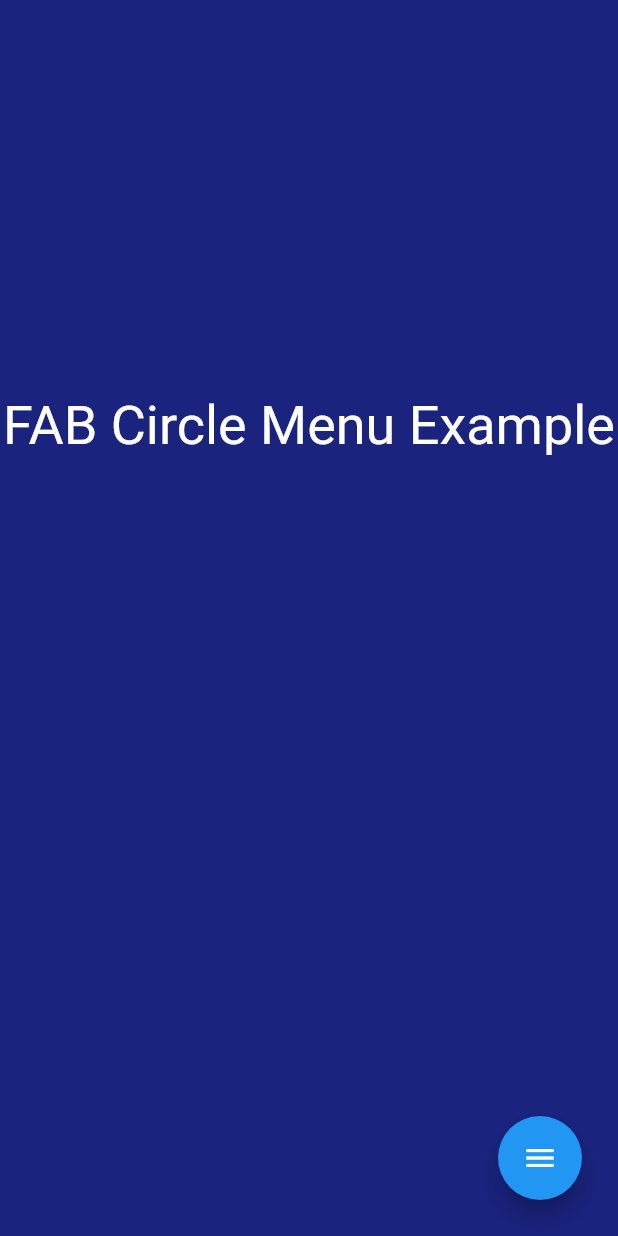
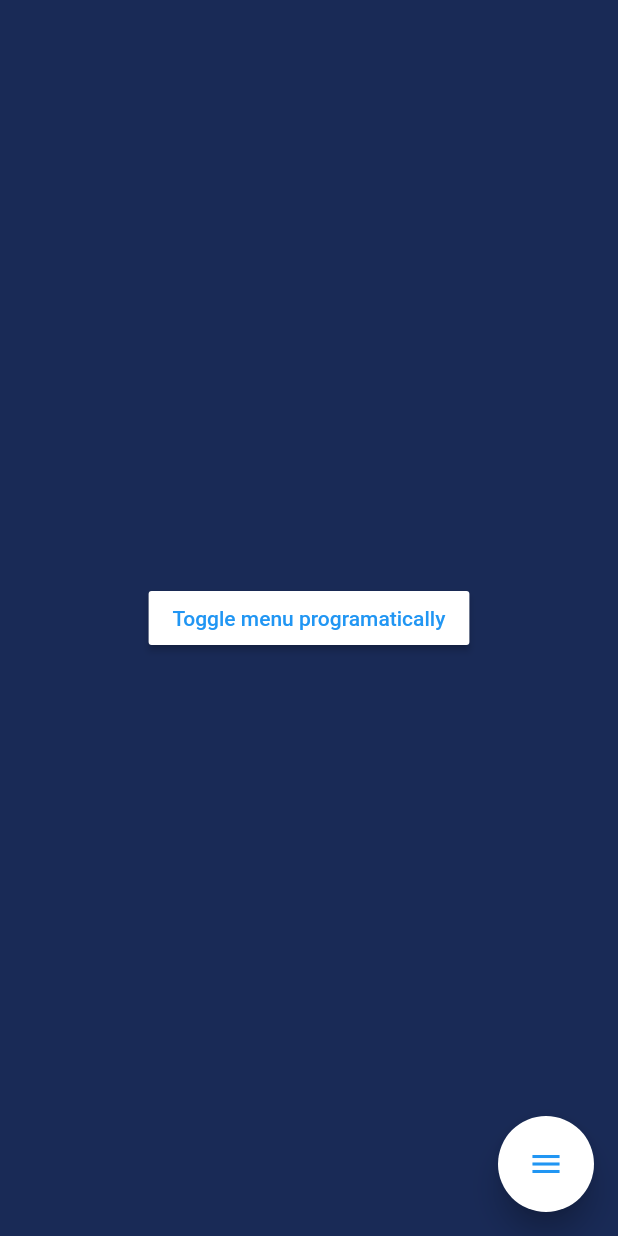
Before and after one commit to marianocordoba/fab-circular-menu, a Flutter app: the screen it shows after launch, on a phone screen of 412 x 824 dp. Run offline on Flutter 3.47's test engine with Material 2 defaults, Android fonts, the phone set to English and light mode, and no system bars; statements that could not run were skipped.

Commit message:
Version 1.0.0

```diff
--- a/example/lib/main.dart
+++ b/example/lib/main.dart
@@ -1,48 +1,111 @@
 import 'package:flutter/material.dart';
-import 'package:flutter/rendering.dart';
 import 'package:fab_circular_menu/fab_circular_menu.dart';
 
 void main () {
-//  debugPaintPointersEnabled = true;
   runApp(MyApp());
 }
 
 class MyApp extends StatelessWidget {
 
+  final GlobalKey<FabCircularMenuState> fabKey = GlobalKey();
+
   @override
   Widget build(BuildContext context) {
-    final controller = FabCircularMenuController();
+    final primaryColor = Theme.of(context).primaryColor;
 
     return MaterialApp(
       debugShowCheckedModeBanner: false,
       home: Scaffold(
-        body: FabCircularMenu(
-          child: Container(
-            color: Colors.indigo[900],
-            child: Center(
-                child: Padding(
-                  padding: const EdgeInsets.only(bottom: 256.0),
-                  child: Text(
-                      'FAB Circle Menu Example',
-                      textAlign: TextAlign.center,
-                      style: TextStyle(color: Colors.white, fontSize: 36.0)
-                  ),
-                )
+        body: Container(
+          color: const Color(0xFF192A56),
+          child: Center(
+            child: RaisedButton(
+              onPressed: () {
+                // The menu can be handled programatically using a key
+                if (fabKey.currentState.isOpen) {
+                  fabKey.currentState.close();
+                } else {
+                  fabKey.currentState.open();
+                }
+              },
+              color: Colors.white,
+              child: Text('Toggle menu programatically', style: TextStyle(color: primaryColor)),
             ),
           ),
-          ringColor: Colors.white30,
-          controller: controller,
-          options: <Widget>[
-            IconButton(icon: Icon(Icons.widgets), onPressed: () {
-              controller.isOpen = false;
-            }, iconSize: 48.0, color: Colors.white),
-            IconButton(icon: Icon(Icons.widgets), onPressed: () {}, iconSize: 48.0, color: Colors.white),
-            IconButton(icon: Icon(Icons.widgets), onPressed: () {}, iconSize: 48.0, color: Colors.white),
-            IconButton(icon: Icon(Icons.widgets), onPressed: () {}, iconSize: 48.0, color: Colors.white),
-          ],
+        ),
+        floatingActionButton: Builder(
+          builder: (context) => FabCircularMenu(
+            key: fabKey,
+            // Cannot be `Alignment.center`
+            alignment: Alignment.bottomRight,
+            ringColor: Colors.white.withAlpha(25),
+            ringDiameter: 500.0,
+            ringWidth: 150.0,
+            fabSize: 64.0,
+            fabElevation: 8.0,
+
+            // Also can use specific color based on wether
+            // the menu is open or not:
+            // fabOpenColor: Colors.white
+            // fabCloseColor: Colors.white
+            // These properties take precedence over fabColor
+            fabColor: Colors.white,
+            fabOpenIcon: Icon(Icons.menu, color: primaryColor),
+            fabCloseIcon: Icon(Icons.close, color: primaryColor),
+            fabMargin: const EdgeInsets.all(16.0),
+            animationDuration: const Duration(milliseconds: 800),
+            animationCurve: Curves.easeInOutCirc,
+            onDisplayChange: (isOpen) {
+              _showSnackBar(context, "The menu is ${isOpen ? "open" : "closed"}");
+            },
+            children: <Widget>[
+              RawMaterialButton(
+                onPressed: () {
+                  _showSnackBar(context, "You pressed 1");
+                },
+                shape: CircleBorder(),
+                padding: const EdgeInsets.all(24.0),
+                child: Icon(Icons.looks_one, color: Colors.white),
+              ),
+              RawMaterialButton(
+                onPressed: () {
+                  _showSnackBar(context, "You pressed 2");
+                },
+                shape: CircleBorder(),
+                padding: const EdgeInsets.all(24.0),
+                child: Icon(Icons.looks_two, color: Colors.white),
+              ),
+              RawMaterialButton(
+                onPressed: () {
+                  _showSnackBar(context, "You pressed 3");
+                },
+                shape: CircleBorder(),
+                padding: const EdgeInsets.all(24.0),
+                child: Icon(Icons.looks_3, color: Colors.white),
+              ),
+              RawMaterialButton(
+                onPressed: () {
+                  _showSnackBar(context, "You pressed 4. This one closes the menu on tap");
+                  fabKey.currentState.close();
+                },
+                shape: CircleBorder(),
+                padding: const EdgeInsets.all(24.0),
+                child: Icon(Icons.looks_4, color: Colors.white),
+              )
+            ],
+          ),
         ),
       ),
     );
   }
 
+  void _showSnackBar (BuildContext context, String message) {
+    Scaffold.of(context).showSnackBar(
+        SnackBar(
+          content: Text(message),
+          duration: const Duration(milliseconds: 1000),
+        )
+    );
+  }
+
 }
--- a/lib/fab_circular_menu.dart
+++ b/lib/fab_circular_menu.dart
@@ -1,267 +1,306 @@
-library fab_circular_menu;
+import 'dart:math';
+import 'package:flutter/foundation.dart';
+import 'package:flutter/material.dart';
+import 'package:vector_math/vector_math.dart' as vector;
 
-import 'package:flutter/material.dart';
-import 'dart:math' as math;
-import 'package:vector_math/vector_math.dart' as vector;
+typedef DisplayChange = void Function (bool isOpen);
 
 class FabCircularMenu extends StatefulWidget {
 
-  final Widget child;
-  final List<Widget> options;
+  final List<Widget> children;
+  final Alignment alignment;
   final Color ringColor;
   final double ringDiameter;
   final double ringWidth;
-  final EdgeInsets fabMargin;
+  final double fabSize;
+  final double fabElevation;
   final Color fabColor;
   final Color fabOpenColor;
   final Color fabCloseColor;
   final Icon fabOpenIcon;
   final Icon fabCloseIcon;
+  final EdgeInsets fabMargin;
   final Duration animationDuration;
-  final Function onDisplayChange;
-  final FabCircularMenuController controller;
-
-  static _defaultVoidFunc([isOpen]) {}
+  final Curve animationCurve;
+  final DisplayChange onDisplayChange;
 
   FabCircularMenu({
-    @required this.options,
-    this.ringColor = Colors.white,
+    Key key,
+    this.alignment = Alignment.bottomRight,
+    this.ringColor,
     this.ringDiameter,
     this.ringWidth,
-    this.fabMargin = const EdgeInsets.all(24.0),
+    this.fabSize = 64.0,
+    this.fabElevation = 8.0,
     this.fabColor,
     this.fabOpenColor,
     this.fabCloseColor,
     this.fabOpenIcon = const Icon(Icons.menu),
     this.fabCloseIcon = const Icon(Icons.close),
+    this.fabMargin = const EdgeInsets.all(16.0),
     this.animationDuration = const Duration(milliseconds: 800),
-    this.onDisplayChange = _defaultVoidFunc,
-    this.controller,
-    @required this.child,
-  }) : assert(child != null),
-       assert(options != null && options.length > 0);
+    this.animationCurve = Curves.easeInOutCirc,
+    this.onDisplayChange,
+    @required this.children
+  }) :  assert(alignment != Alignment.center),
+        assert(children != null),
+        assert(children.length >= 2),
+        super(key: key);
 
   @override
-  _FabCircularMenuState createState() => _FabCircularMenuState();
-
+  FabCircularMenuState createState() => FabCircularMenuState();
 }
 
-class _FabCircularMenuState extends State<FabCircularMenu>
+class FabCircularMenuState extends State<FabCircularMenu>
     with SingleTickerProviderStateMixin {
 
-  double ringDiameter;
-  double ringWidth;
-  Color fabColor;
-  Color fabOpenColor;
-  Color fabCloseColor;
+  double _screenWidth;
+  double _screenHeight;
+  double _marginH;
+  double _marginV;
+  double _directionX;
+  double _directionY;
+  double _translationX;
+  double _translationY;
 
-  bool animating = false;
-  bool open = false;
-  AnimationController animationController;
-  Animation<double> scaleAnimation;
-  Animation scaleCurve;
-  Animation<double> rotateAnimation;
-  Animation rotateCurve;
-  FabCircularMenuController controller;
+  Color _ringColor;
+  double _ringDiameter;
+  double _ringWidth;
+  Color _fabColor;
+  Color _fabOpenColor;
+  Color _fabCloseColor;
+
+  AnimationController _animationController;
+  Animation<double> _scaleAnimation;
+  Animation _scaleCurve;
+  Animation<double> _rotateAnimation;
+  Animation _rotateCurve;
+  Animation<Color> _colorAnimation;
+  Animation _colorCurve;
+
+  bool _isOpen = false;
+  bool _isAnimating = false;
 
   @override
   void initState() {
     super.initState();
 
-    controller = widget.controller ?? FabCircularMenuController();
-    controller.addListener(() {
-      if (controller.isOpen) {
-        _open();
-      } else {
-        _close();
-      }
-    });
-
-    animationController = AnimationController(
+    _animationController = AnimationController(
         duration: widget.animationDuration,
         vsync: this
     );
 
-    scaleCurve = CurvedAnimation(
-      parent: animationController, curve: Interval(0.0, 0.4, curve: Curves.easeInOutCirc)
+    _scaleCurve = CurvedAnimation(
+        parent: _animationController,
+        curve: Interval(0.0, 0.4, curve: widget.animationCurve)
     );
-    scaleAnimation = Tween<double>(begin: 0.0, end: 1.0)
-      .animate(scaleCurve)
+    _scaleAnimation = Tween<double>(begin: 0.0, end: 1.0)
+      .animate(_scaleCurve)
       ..addListener(() {
         setState(() {});
       });
 
-    rotateCurve = CurvedAnimation(
-      parent: animationController, curve: Interval(0.4, 1.0, curve: Curves.easeInOutCirc)
+    _rotateCurve = CurvedAnimation(
+        parent: _animationController,
+        curve: Interval(0.4, 1.0, curve: widget.animationCurve)
     );
-    rotateAnimation = Tween<double>(begin: 1.0, end: 90.0)
-      .animate(rotateCurve)
+    _rotateAnimation = Tween<double>(begin: 0.5, end: 1.0)
+      .animate(_rotateCurve)
       ..addListener(() {
         setState(() {});
       });
   }
 
   @override
-  void didChangeDependencies() {
-    super.didChangeDependencies();
-
-    ringDiameter = widget.ringDiameter ?? MediaQuery.of(context).size.width * 1.2;
-    ringWidth = widget.ringWidth ?? ringDiameter / 3;
-    fabColor = widget.fabColor ?? Theme.of(context).primaryColor;
-    fabOpenColor = widget.fabOpenColor ?? fabColor ?? Theme.of(context).primaryColor;
-    fabCloseColor = widget.fabCloseColor ?? fabColor ?? Theme.of(context).primaryColor;
-  }
-
-  @override
   void dispose() {
-    animationController?.dispose();
-
+    _animationController.dispose();
     super.dispose();
   }
 
   @override
+  void didChangeDependencies() {
+    super.didChangeDependencies();
+    _calculateProps();
+  }
+
+  @override
   Widget build(BuildContext context) {
-    final double bottom = -(scaleAnimation.value * ringDiameter / 2 - 40.0 - (widget.fabMargin.bottom / 2));
-    final double right = -(scaleAnimation.value * ringDiameter / 2 - 40.0 - (widget.fabMargin.right / 2));
+    // This makes the widget able to correctly redraw on
+    // hot reload while keeping performance in production
+    if (!kReleaseMode) {
+      _calculateProps();
+    }
 
-    return Stack(
-      alignment: Alignment.bottomRight,
+    return Container(
+      margin: widget.fabMargin,
+      // Removes the default FAB margin
+      transform: Matrix4.translationValues(16.0, 16.0, 0.0),
+      child: Stack(
+        alignment: widget.alignment,
         children: <Widget>[
-        widget.child,
-
           // Ring
-        Positioned(
-          bottom: bottom,
-          right: right,
+          Transform(
+            transform: Matrix4
+                .translationValues(_translationX, _translationY, 0.0)
+              ..scale(_scaleAnimation.value),
+            alignment: FractionalOffset.center,
+            child: OverflowBox(
+              maxWidth: _ringDiameter,
+              maxHeight: _ringDiameter,
               child: Container(
-            width: scaleAnimation.value * ringDiameter,
-            height: scaleAnimation.value * ringDiameter,
+                width: _ringDiameter,
+                height: _ringDiameter,
                 child: CustomPaint(
-              foregroundPainter: _RingPainter(
-                ringColor: widget.ringColor,
-                ringWidth: scaleAnimation.value * ringWidth
+                  painter: _RingPainter(
+                      width: _ringWidth,
+                      color: _ringColor
+                  ),
+                  child: _scaleAnimation.value == 1.0 ? Transform.rotate(
+                    angle: (2 * pi) * _rotateAnimation.value * _directionX * _directionY,
+                    child: Container(
+                      child: Stack(
+                        alignment: Alignment.center,
+                        children: widget.children.asMap().map((index, child) =>
+                            MapEntry(index, _applyTransformations(child, index))
+                        ).values.toList(),
+                      ),
+                    ),
+                  ) : Container(),
                 ),
               ),
             ),
           ),
 
-        // Options
-        Positioned(
-          bottom: bottom - (ringWidth * 0.5),
-          right: right - (ringWidth * 0.5),
-            child: Material(
-              child: Container(
-                width: scaleAnimation.value * ringDiameter + ringWidth,
-                height: scaleAnimation.value * ringDiameter + ringWidth,
-                child: Transform.rotate(
-                  angle: -(math.pi / rotateAnimation.value),
-                  child: Stack(
-                    alignment: Alignment.center,
-                    children: _applyTranslations(widget.options)
+          // FAB
+          Container(
+            width: widget.fabSize,
+            height: widget.fabSize,
+            child: RawMaterialButton(
+              fillColor: _colorAnimation.value,
+              shape: CircleBorder(),
+              elevation: widget.fabElevation,
+              onPressed: () {
+                if (_isAnimating) return;
+
+                if (_isOpen) {
+                  close();
+                } else {
+                  open();
+                }
+              },
+              child: Center(
+                  child: _scaleAnimation.value == 1.0 ? widget.fabCloseIcon : widget.fabOpenIcon
               ),
             ),
           ),
-              color: Colors.transparent,
-            ),
-        ),
-
-        // FAB
-        Padding(
-          padding: widget.fabMargin,
-          child: FloatingActionButton(
-            child: open ? widget.fabCloseIcon : widget.fabOpenIcon,
-            backgroundColor: open ? fabOpenColor : fabCloseColor,
-            onPressed: () {
-              if (!animating && !open) {
-                _open();
-              } else if (!animating) {
-                _close();
-              }
-            }
-          ),
-        )
         ],
-    );
-  }
-
-  List<Widget> _applyTranslations(List<Widget> options) {
-    return options.asMap().map((index, option) {
-      final double angle = options.length == 1 ? 45.0 : 90.0 / (options.length * 2 - 2) * (index * 2);
-      return MapEntry(index, _applyTranslation(angle, option));
-    }).values.toList();
-  }
-
-  Widget _applyTranslation(double angle, Widget option) {
-    final double rad = vector.radians(angle);
-    return Transform(
-      transform: Matrix4.identity()
-        ..translate(
-            -(ringDiameter / 2) * math.cos(rad),
-            -(ringDiameter / 2) * math.sin(rad)
-        ),
-      child: Transform(
-        child: option,
-        transform: Matrix4.rotationZ(math.pi / rotateAnimation.value),
-        alignment: FractionalOffset.center,
       ),
     );
   }
 
-  void _open () {
-    animating = true;
-    animationController.forward().then((_) {
-      open = true;
-      animating = false;
-      widget.onDisplayChange({ 'isOpen': open });
+  Widget _applyTransformations (Widget child, int index) {
+    double angleFix = 0.0;
+    if (widget.alignment.x == 0) {
+      angleFix = 45.0 * _directionY.abs();
+    } else if (widget.alignment.y == 0) {
+      angleFix = -45.0 * _directionX.abs();
+    }
+
+    final angle = vector.radians(90.0 / (widget.children.length - 1) * index + angleFix);
+
+    return Transform(
+        transform: Matrix4
+            .translationValues(
+            (-(_ringDiameter / 2) * cos(angle) + (_ringWidth / 2 * cos(angle))) * _directionX,
+            (-(_ringDiameter / 2) * sin(angle) + (_ringWidth / 2 * sin(angle))) * _directionY,
+            0.0
+        ),
+        alignment: FractionalOffset.center,
+        child: Material(
+          color: Colors.transparent,
+          child: child,
+        )
+    );
+  }
+
+  void _calculateProps () {
+    _ringColor = widget.ringColor ?? Theme.of(context).accentColor;
+    _fabColor = widget.fabColor ?? Theme.of(context).primaryColor;
+    _fabOpenColor = widget.fabOpenColor ?? _fabColor;
+    _fabCloseColor = widget.fabCloseColor ?? _fabColor;
+    _screenWidth = MediaQuery.of(context).size.width;
+    _screenHeight = MediaQuery.of(context).size.height;
+    _ringDiameter = widget.ringDiameter ?? min(_screenWidth, _screenHeight) * 1.25;
+    _ringWidth = widget.ringWidth ?? _ringDiameter * 0.3;
+    _marginH = (widget.fabMargin.right + widget.fabMargin.left) / 2;
+    _marginV = (widget.fabMargin.top + widget.fabMargin.bottom) / 2;
+    _directionX = widget.alignment.x == 0 ? 1 : widget.alignment.x;
+    _directionY = widget.alignment.y == 0 ? 1 : widget.alignment.y;
+    _translationX = ((_screenWidth - widget.fabSize) / 2 - _marginH) * widget.alignment.x;
+    _translationY = ((_screenHeight - widget.fabSize) / 2 - _marginV) * widget.alignment.y;
+
+    if (_colorAnimation == null || !kReleaseMode) {
+      _colorCurve = CurvedAnimation(
+          parent: _animationController,
+          curve: Interval(0.0, 0.4, curve: widget.animationCurve)
+      );
+      _colorAnimation = ColorTween(begin: _fabCloseColor, end: _fabOpenColor)
+          .animate(_colorCurve)
+        ..addListener(() {
+          setState(() {});
+        });
+    }
+  }
+
+  void open () {
+    _isAnimating = true;
+    _animationController.forward().then((_) {
+      _isAnimating = false;
+      _isOpen = true;
+      if (widget.onDisplayChange != null) {
+        widget.onDisplayChange(true);
+      }
     });
   }
 
-  void _close () {
-    animating = true;
-    animationController.reverse().then((_) {
-      open = false;
-      animating = false;
-      widget.onDisplayChange({ 'isOpen': open });
+  void close () {
+    _isAnimating = true;
+    _animationController.reverse().then((_) {
+      _isAnimating = false;
+      _isOpen = false;
+      if (widget.onDisplayChange != null) {
+        widget.onDisplayChange(false);
+      }
     });
   }
 
-}
-
-class FabCircularMenuController extends ValueNotifier<bool> {
-
-  FabCircularMenuController({ bool isOpen })
-    : super(isOpen ?? false);
-
-  bool get isOpen => value;
-
-  set isOpen (bool newValue) {
-    value = newValue;
-    notifyListeners();
-  }
-
+  bool get isOpen => _isOpen;
 }
 
 class _RingPainter extends CustomPainter {
 
-  final Color ringColor;
-  final double ringWidth;
+  final double width;
+  final Color color;
 
   _RingPainter({
-    @required this.ringColor,
-    @required this.ringWidth
+    @required this.width,
+    this.color
   });
 
   @override
   void paint(Canvas canvas, Size size) {
-    Paint paint = Paint()
-      ..color = ringColor
-      ..strokeCap = StrokeCap.round
+    final paint = Paint()
+      ..color = color ?? Colors.white
       ..style = PaintingStyle.stroke
-      ..strokeWidth = ringWidth;
+      ..strokeWidth = size.width < width ? size.width : width;
 
-    Offset center = Offset(size.width / 2, size.height / 2);
-
-    canvas.drawCircle(center, size.width / 2, paint);
+    canvas.drawArc(
+        Rect.fromLTWH(width / 2, width / 2, size.width - width, size.height - width),
+        0.0,
+        2 * pi,
+        false,
+        paint
+    );
   }
 
   @override
--- a/pubspec.yaml
+++ b/pubspec.yaml
@@ -1,7 +1,7 @@
 name: fab_circular_menu
 description: A Flutter package to create a nice circular menu using a Floating Action Button.
 homepage: https://github.com/marianocordoba/fab-circular-menu
-version: 0.1.5
+version: 1.0.0
 
 environment:
   sdk: ">=2.1.0 <3.0.0"
```
Also changed, not shown: example/pubspec.lock, pubspec.lock, 6 other files. Lines whose indentation alone changed are shown as unchanged.
